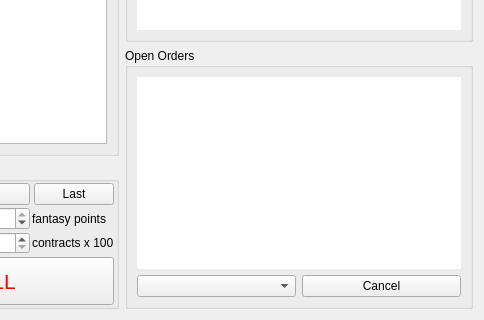
This is tradingfootball/trading.ui in protoblock/protoblock as Qt 5 draws it before an edit; both pictures show x 749 to 1233 and y 293 to 613 of the 1233 by 613 pixel window. The edited form follows.
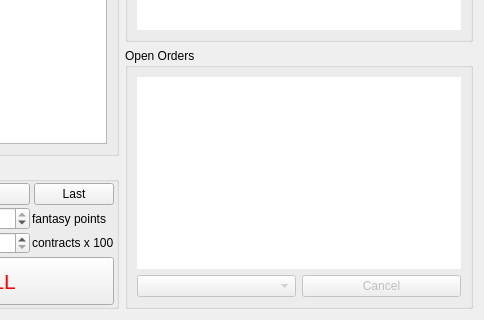
This is the edited form.

What changed in the file:
```diff
--- a/tradingfootball/trading.ui
+++ b/tradingfootball/trading.ui
@@ -3030,7 +3030,7 @@
           <item>
            <widget class="QComboBox" name="cancelOrdersList">
             <property name="enabled">
-             <bool>true</bool>
+             <bool>false</bool>
             </property>
             <property name="sizePolicy">
              <sizepolicy hsizetype="Preferred" vsizetype="Fixed">
@@ -3063,6 +3063,9 @@
           </item>
           <item>
            <widget class="QPushButton" name="cancelOrderListButton">
+            <property name="enabled">
+             <bool>false</bool>
+            </property>
             <property name="text">
              <string>Cancel</string>
             </property>
```
